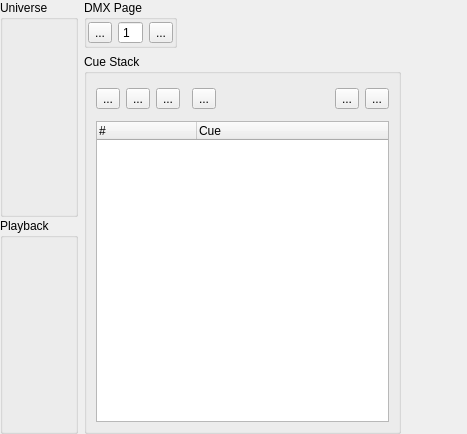
Old version of the form trunk/ui/src/simpledesk.ui in the repository Bondzio/qlc.
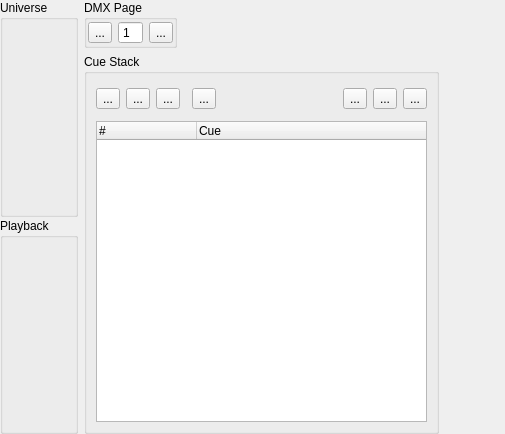
New version of the form. Icons and pictures are not drawn.

Commit message: Implemented an edit mode to simple desk's cue stack

Diff of the .ui file:
```diff
--- a/trunk/ui/src/simpledesk.ui
+++ b/trunk/ui/src/simpledesk.ui
@@ -6,7 +6,7 @@
    <rect>
     <x>0</x>
     <y>0</y>
-    <width>467</width>
+    <width>505</width>
     <height>434</height>
    </rect>
   </property>
@@ -218,7 +218,7 @@
           </property>
          </spacer>
         </item>
-        <item row="0" column="8">
+        <item row="0" column="9">
          <widget class="QToolButton" name="m_recordCueButton">
           <property name="toolTip">
            <string>Record a New Cue</string>
@@ -238,7 +238,7 @@
           </property>
          </widget>
         </item>
-        <item row="0" column="7">
+        <item row="0" column="8">
          <widget class="QToolButton" name="m_storeCueButton">
           <property name="toolTip">
            <string>Overwrite Current Cue</string>
@@ -278,7 +278,7 @@
           </property>
          </widget>
         </item>
-        <item row="1" column="0" colspan="9">
+        <item row="1" column="0" colspan="10">
          <widget class="QTreeWidget" name="m_cueList">
           <property name="rootIsDecorated">
            <bool>false</bool>
@@ -301,6 +301,29 @@
           </column>
          </widget>
         </item>
+        <item row="0" column="7">
+         <widget class="QToolButton" name="m_editCueStackButton">
+          <property name="toolTip">
+           <string>Toggle Cue Edit Mode</string>
+          </property>
+          <property name="text">
+           <string>...</string>
+          </property>
+          <property name="icon">
+           <iconset resource="qlcui.qrc">
+            <normaloff>:/edit.png</normaloff>:/edit.png</iconset>
+          </property>
+          <property name="iconSize">
+           <size>
+            <width>32</width>
+            <height>32</height>
+           </size>
+          </property>
+          <property name="checkable">
+           <bool>true</bool>
+          </property>
+         </widget>
+        </item>
        </layout>
       </widget>
      </item>
```
The commit also changes 6 other files.
